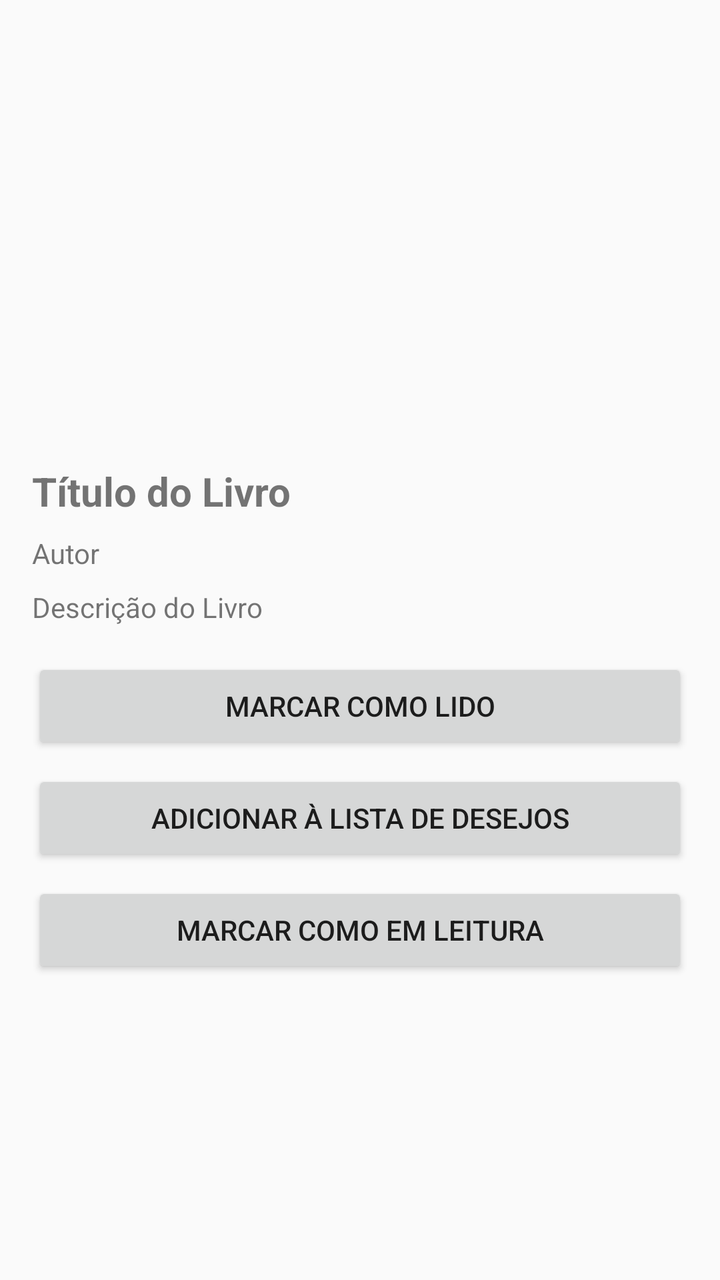
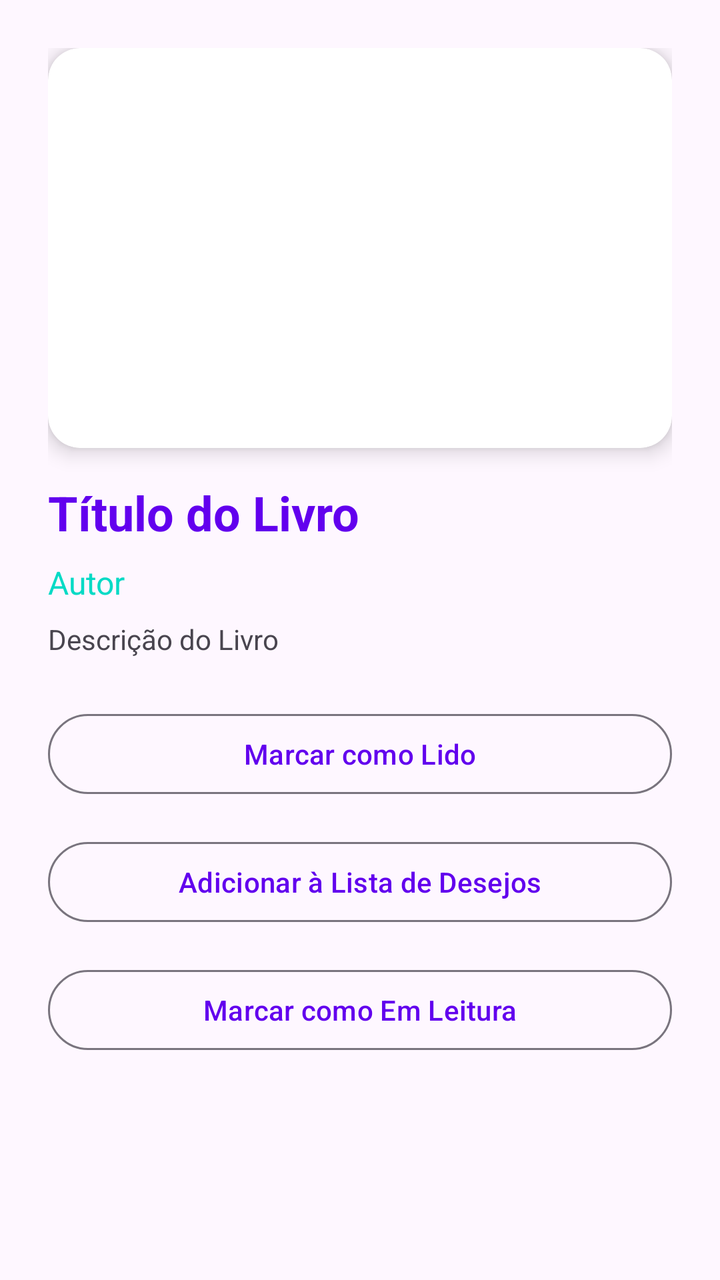

Two renders of the same Android screen: before a commit and after it. Below are the layout's source before the change and the commit's diff.
<!-- AndroidManifest.xml: activity theme Theme.P01DJPM -->
<!-- res/layout/activity_book_details.xml -->
<ScrollView xmlns:android="http://schemas.android.com/apk/res/android"
    android:layout_width="match_parent"
    android:layout_height="match_parent"
    android:padding="16dp">

    <LinearLayout
        android:layout_width="match_parent"
        android:layout_height="wrap_content"
        android:orientation="vertical">

        <ImageView
            android:id="@+id/bookThumbnailImageView"
            android:layout_width="match_parent"
            android:layout_height="200dp"
            android:scaleType="centerCrop"
            android:layout_marginBottom="16dp" />

        <TextView
            android:id="@+id/bookTitleTextView"
            android:layout_width="match_parent"
            android:layout_height="wrap_content"
            android:text="Título do Livro"
            android:textSize="20sp"
            android:textStyle="bold"
            android:layout_marginBottom="8dp" />

        <TextView
            android:id="@+id/bookAuthorTextView"
            android:layout_width="match_parent"
            android:layout_height="wrap_content"
            android:text="Autor"
            android:layout_marginBottom="8dp" />

        <TextView
            android:id="@+id/bookDescriptionTextView"
            android:layout_width="match_parent"
            android:layout_height="wrap_content"
            android:text="Descrição do Livro"
            android:layout_marginBottom="16dp" />

        <Button
            android:id="@+id/readButton"
            android:layout_width="match_parent"
            android:layout_height="wrap_content"
            android:text="Marcar como Lido"
            android:layout_marginBottom="8dp" />

        <Button
            android:id="@+id/wishlistButton"
            android:layout_width="match_parent"
            android:layout_height="wrap_content"
            android:text="Adicionar à Lista de Desejos"
            android:layout_marginBottom="8dp" />

        <Button
            android:id="@+id/readingButton"
            android:layout_width="match_parent"
            android:layout_height="wrap_content"
            android:text="Marcar como Em Leitura" />
    </LinearLayout>
</ScrollView>
<!-- resources referenced by this layout -->
<resources>
  <style name="Theme.P01DJPM" parent="Theme.AppCompat.Light.NoActionBar">
          <item name="colorPrimary">@color/purple_500</item>
          <item name="colorPrimaryDark">@color/purple_700</item>
          <item name="colorAccent">@color/teal_200</item>
      </style>
  <color name="purple_500">#FF6200EE</color>
  <color name="purple_700">#FF3700B3</color>
  <color name="teal_200">#FF03DAC5</color>
</resources>

<!-- the commit's change to res/layout/activity_book_details.xml (unified diff, before → after) -->
@@ -1,27 +1,36 @@
 <ScrollView xmlns:android="http://schemas.android.com/apk/res/android"
+    xmlns:app="http://schemas.android.com/apk/res-auto"
     android:layout_width="match_parent"
     android:layout_height="match_parent"
-    android:padding="16dp">
+    android:padding="24dp">
 
     <LinearLayout
         android:layout_width="match_parent"
         android:layout_height="wrap_content"
         android:orientation="vertical">
 
-        <ImageView
-            android:id="@+id/bookThumbnailImageView"
+        <androidx.cardview.widget.CardView
             android:layout_width="match_parent"
             android:layout_height="200dp"
-            android:scaleType="centerCrop"
-            android:layout_marginBottom="16dp" />
+            app:cardCornerRadius="16dp"
+            app:cardElevation="6dp"
+            android:layout_marginBottom="16dp">
+
+            <ImageView
+                android:id="@+id/bookThumbnailImageView"
+                android:layout_width="match_parent"
+                android:layout_height="match_parent"
+                android:scaleType="centerCrop" />
+        </androidx.cardview.widget.CardView>
 
         <TextView
             android:id="@+id/bookTitleTextView"
             android:layout_width="match_parent"
             android:layout_height="wrap_content"
             android:text="Título do Livro"
-            android:textSize="20sp"
+            android:textSize="24sp"
             android:textStyle="bold"
+            android:textColor="?attr/colorPrimary"
             android:layout_marginBottom="8dp" />
 
         <TextView
@@ -29,6 +38,8 @@
             android:layout_width="match_parent"
             android:layout_height="wrap_content"
             android:text="Autor"
+            android:textSize="16sp"
+            android:textColor="?attr/colorSecondary"
             android:layout_marginBottom="8dp" />
 
         <TextView
@@ -36,26 +47,32 @@
             android:layout_width="match_parent"
             android:layout_height="wrap_content"
             android:text="Descrição do Livro"
-            android:layout_marginBottom="16dp" />
+            android:textSize="14sp"
+            android:lineSpacingExtra="4dp"
+            android:textColor="?attr/colorOnSurfaceVariant"
+            android:layout_marginBottom="24dp" />
 
-        <Button
+        <com.google.android.material.button.MaterialButton
             android:id="@+id/readButton"
             android:layout_width="match_parent"
             android:layout_height="wrap_content"
             android:text="Marcar como Lido"
-            android:layout_marginBottom="8dp" />
+            style="?attr/materialButtonOutlinedStyle"
+            android:layout_marginBottom="16dp" />
 
-        <Button
+        <com.google.android.material.button.MaterialButton
             android:id="@+id/wishlistButton"
             android:layout_width="match_parent"
             android:layout_height="wrap_content"
             android:text="Adicionar à Lista de Desejos"
-            android:layout_marginBottom="8dp" />
+            style="?attr/materialButtonOutlinedStyle"
+            android:layout_marginBottom="16dp" />
 
-        <Button
+        <com.google.android.material.button.MaterialButton
             android:id="@+id/readingButton"
             android:layout_width="match_parent"
             android:layout_height="wrap_content"
-            android:text="Marcar como Em Leitura" />
+            android:text="Marcar como Em Leitura"
+            style="?attr/materialButtonOutlinedStyle" />
     </LinearLayout>
 </ScrollView>
<!-- resource entries referenced after the edit -->
@@ -1,12 +1,18 @@
 <!-- resources referenced by this layout -->
 <resources>
-  <style name="Theme.P01DJPM" parent="Theme.AppCompat.Light.NoActionBar">
+  <style name="Theme.P01DJPM" parent="Theme.Material3.Light.NoActionBar">
           <item name="colorPrimary">@color/purple_500</item>
-          <item name="colorPrimaryDark">@color/purple_700</item>
-          <item name="colorAccent">@color/teal_200</item>
+          <item name="colorOnPrimary">@android:color/white</item>
+          <item name="colorPrimaryContainer">@color/purple_700</item>
+          <item name="colorSecondary">@color/teal_200</item>
+          <item name="backgroundColor">@color/backgroundColor</item>
+          <item name="colorSurface">@color/surfaceColor</item>
+          <item name="android:statusBarColor">@color/purple_700</item>
       </style>
   <color name="purple_500">#FF6200EE</color>
   <color name="purple_700">#FF3700B3</color>
   <color name="teal_200">#FF03DAC5</color>
+  <color name="backgroundColor">#F7F7F7</color>
+  <color name="surfaceColor">#FFFFFF</color>
 </resources>
 
